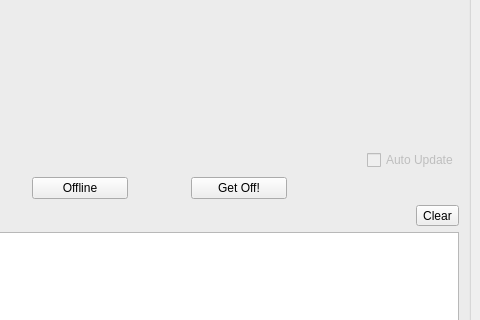
Old version of the form ui/UI_RenderNodeMain.ui in the repository david2777/DPS_Hydra; both pictures show x 321 to 801 and y 106 to 426 of the 801 by 789 pixel window.
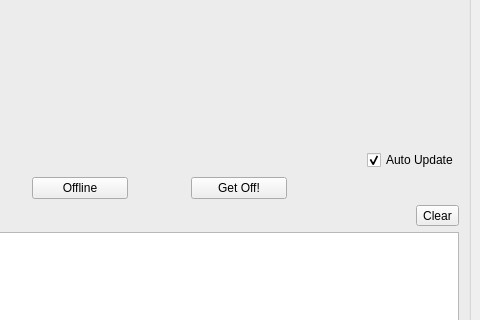
New version of the form. Icons and pictures are not drawn.

Diff of the .ui file:
```diff
--- a/ui/UI_RenderNodeMain.ui
+++ b/ui/UI_RenderNodeMain.ui
@@ -194,11 +194,14 @@
          <item>
           <widget class="QCheckBox" name="autoUpdateCheckBox">
            <property name="enabled">
-            <bool>false</bool>
+            <bool>true</bool>
            </property>
            <property name="text">
             <string>Auto Update</string>
            </property>
+           <property name="checked">
+            <bool>true</bool>
+           </property>
           </widget>
          </item>
         </layout>
```
